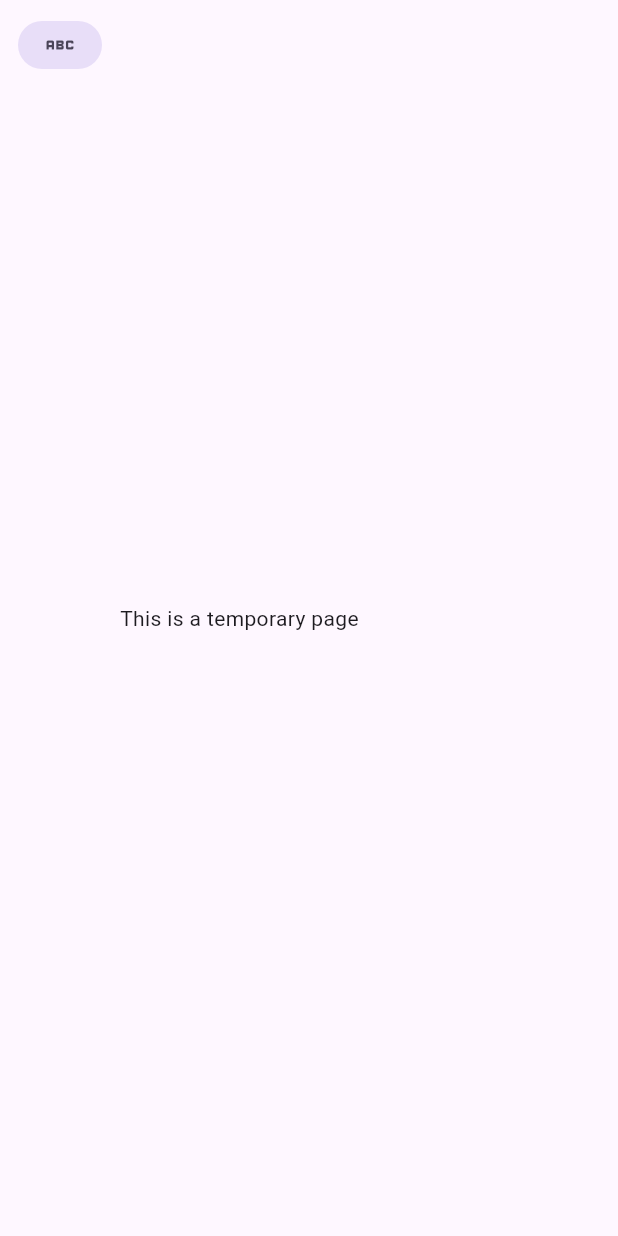
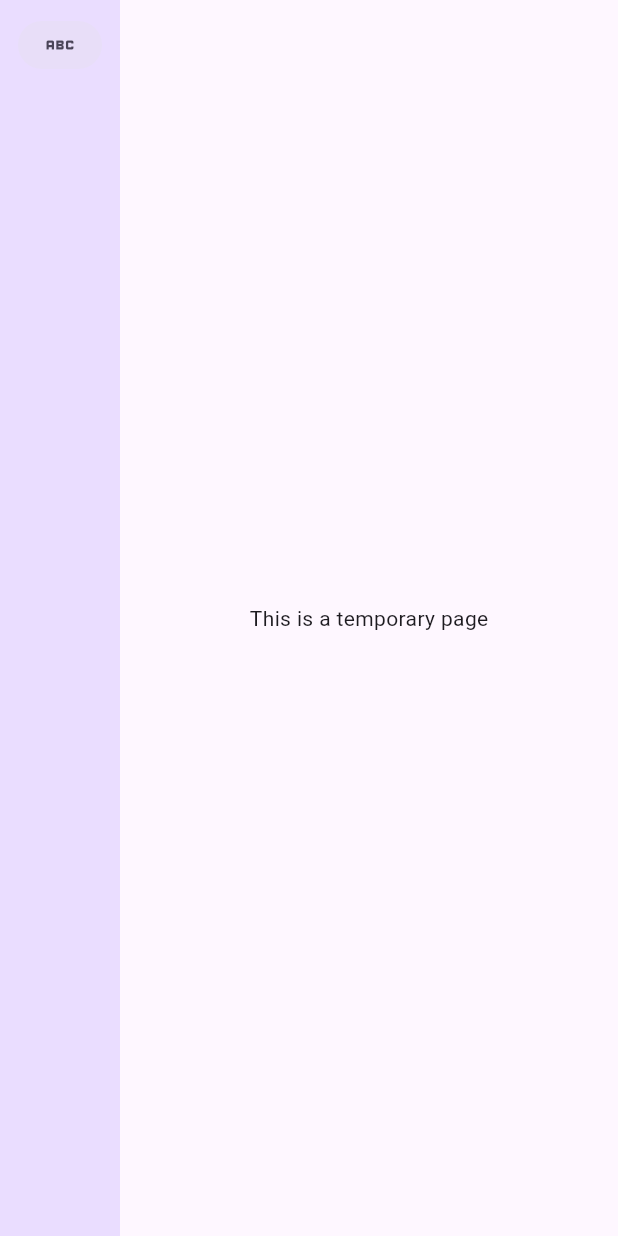
Before and after one commit to badis-byte/dzevent, a Flutter app: the screen it shows after launch, on a phone screen of 412 x 824 dp. Run offline on Flutter 3.47's test engine with Material 3 defaults, Android fonts, the phone set to English and light mode, and no system bars.

Commit message:
feat: make navbar color primary

```diff
--- a/lib/screens/home.dart
+++ b/lib/screens/home.dart
@@ -8,6 +8,7 @@ class Home extends StatelessWidget {
     return Row(
       children: [
         NavigationRail(
+          backgroundColor: Theme.of(context).colorScheme.primaryContainer,
           destinations: [
             NavigationRailDestination(
               icon: Icon(Icons.abc),
@@ -16,7 +17,7 @@ class Home extends StatelessWidget {
           ],
           selectedIndex: 0,
         ),
-        Center(child: Text("This is a temporary page")),
+        Expanded(child: Center(child: Text("This is a temporary page"))),
       ],
     );
   }
```
